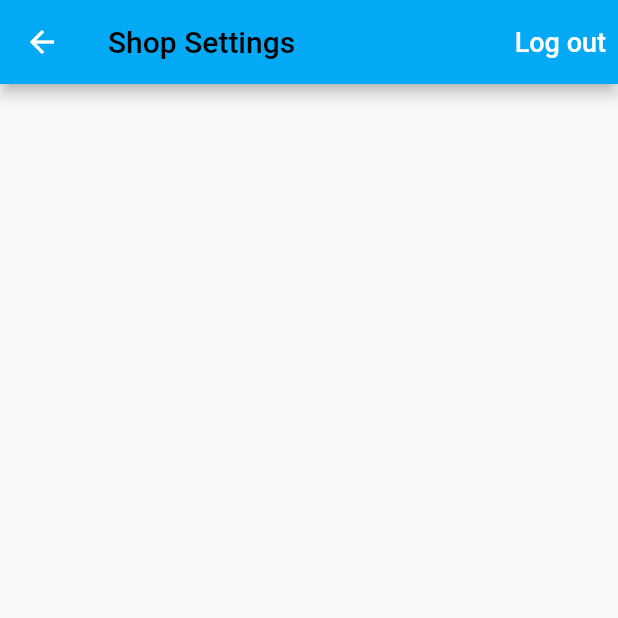
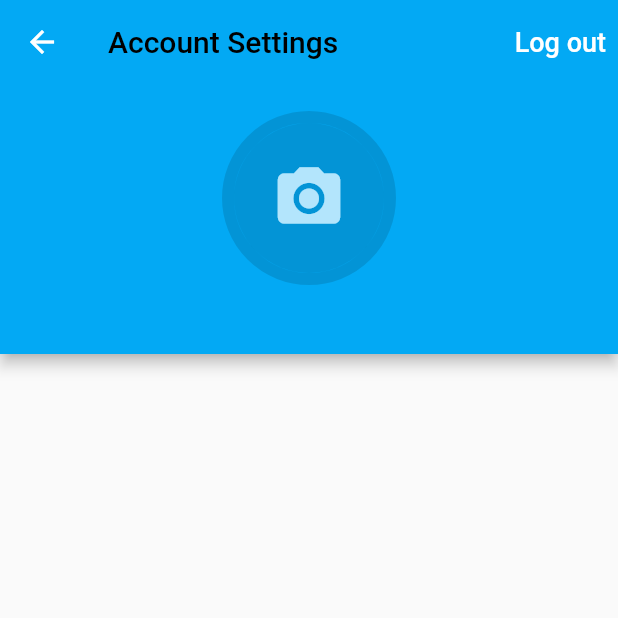
Before and after one commit to derrabeh/coffeasy, a Flutter app: the AccountPage screen opened directly, on a phone screen of 412 x 824 dp, the top half of it. Run offline on Flutter 3.47's test engine with Material 2 defaults, Android fonts, the phone set to English and light mode, and no system bars; our stand-ins replace cloud_firestore, firebase_auth, firebase_core, google_sign_in; accounts and stored records are empty.

Commit message:
Completed the user avatar pictures page

```diff
--- /dev/null
+++ b/lib/common_widgets/avatar.dart
@@ -0,0 +1,27 @@
+import 'package:flutter/material.dart';
+
+class Avatar extends StatelessWidget {
+  const Avatar({Key? key, required this.photoUrl, required this.radius})
+      : super(key: key);
+  final String? photoUrl;
+  final double radius;
+
+  @override
+  Widget build(BuildContext context) {
+    return Container(
+      decoration: BoxDecoration(
+        shape: BoxShape.circle,
+        border: Border.all(
+          color: Colors.black12,
+          width: 8,
+        ),
+      ),
+      child: CircleAvatar(
+        radius: radius,
+        backgroundColor: Colors.black12,
+        backgroundImage: photoUrl != null ? NetworkImage(photoUrl!) : null,
+        child: photoUrl == null ? Icon(Icons.camera_alt, size: radius) : null,
+      ),
+    );
+  }
+}
--- a/lib/home/account/account_page.dart
+++ b/lib/home/account/account_page.dart
@@ -1,5 +1,7 @@
+import 'package:coffeasy/common_widgets/avatar.dart';
 import 'package:coffeasy/common_widgets/show_alert_dialog.dart';
 import 'package:coffeasy/services/auth.dart';
+import 'package:firebase_auth/firebase_auth.dart';
 import 'package:flutter/material.dart';
 import 'package:provider/provider.dart';
 
@@ -30,9 +32,13 @@ class AccountPage extends StatelessWidget {
 
   @override
   Widget build(BuildContext context) {
+    //to access user obj in acc page:
+    final auth = Provider.of<AuthBase>(context, listen: false);
+
+
     return Scaffold(
       appBar: AppBar(
-        title: Text('Shop Settings'),
+        title: Text('Account Settings'),
         actions: <Widget>[
           TextButton(
             onPressed: () => _confirmSignOut(context),
@@ -45,7 +51,26 @@ class AccountPage extends StatelessWidget {
             ),
           ),
         ],
+        bottom: PreferredSize(
+          preferredSize: Size.fromHeight(180),
+          child: _buildUserInfo(auth.currentUser),
+        ),
       ),
     );
   }
+
+  Widget _buildUserInfo(User? user) {
+    return Column(
+      children: <Widget> [
+        Avatar(photoUrl: user!.photoURL, radius: 50),
+        SizedBox(height: 10,),
+        if (user.displayName != Null)
+          Text(
+            user.displayName!,
+            style: TextStyle(color: Colors.white),
+          ),
+        SizedBox(height: 20,),
+      ],
+    );
+  }
 }
```
